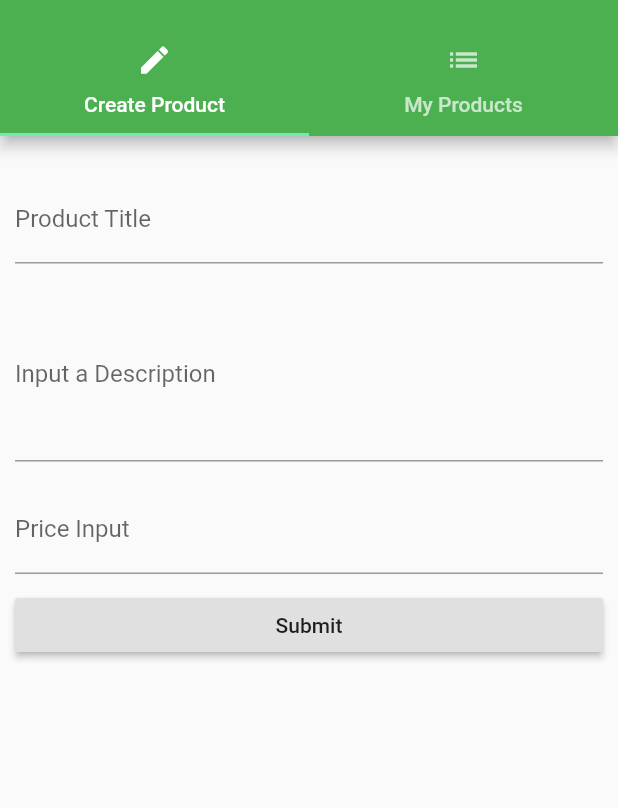
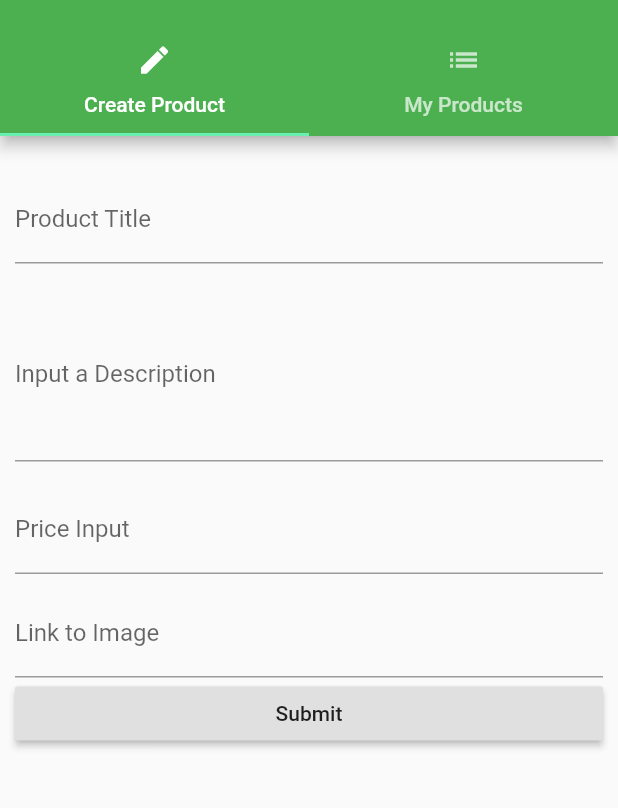
Before and after one commit to Sigkar/First_Flutter_Application, a Flutter app: the ProductAdminPage screen opened by its route, on a phone screen of 412 x 824 dp, the part 59-867 px from its top. Run offline on Flutter 3.47's test engine with Material 2 defaults, Android fonts, the phone set to English and light mode, and no system bars.

Commit message:
Changed the UI to not be so blocky. Changed the color choices. Made it so people can link images.

```diff
--- a/lib/main.dart
+++ b/lib/main.dart
@@ -34,16 +34,11 @@ class _CreateWidgetState extends State<CreateWidget> {
   @override
   Widget build(BuildContext context) {
     return MaterialApp(
-        //debugShowMaterialGrid: true,
-        //Theme Data can be set here.
         theme: ThemeData(
           primarySwatch: Colors.green,
           accentColor: Colors.greenAccent,
         ),
-        // Scaffold is the basic home application
-        //home: AuthPage(),
         routes: {
-          //generates named routes
           '/': (BuildContext context) =>
               AuthPage(),
           '/discovery': (BuildContext context) => DiscoveryPage(_products),
--- a/lib/products/product_create.dart
+++ b/lib/products/product_create.dart
@@ -16,6 +16,7 @@ class _ProductCreatePageState extends State<ProductCreatePage> {
   String _ttlVal = "";
   String _dscVal = "";
   double _prcVal = 0.0;
+  String _link = "";
   @override
   Widget build(BuildContext context) {
     return Container(
@@ -55,21 +56,22 @@ class _ProductCreatePageState extends State<ProductCreatePage> {
             onChanged: (String price) {
               setState(() {
                 _prcVal = double.parse(price);
-              }); // SetState
-            }, // On Changed Function (String Input)
-          ), // Text Field
-            /* Can also do this :)
-             *  onPressed: () {
-              final product = {
-                'title': _ttlVal,
-                'description': _dscVal,
-                'price': _prcVal
-              };
-              widget.addProduct(product);
+              });
             },
-             */
+          ),
           SizedBox(
             height: 10.0
+          ),
+          TextField(
+            keyboardType: TextInputType.number,
+            decoration: InputDecoration(
+              labelText: 'Link to Image',
+            ),
+            onChanged: (String link) {
+              setState(() {
+                _link = link;
+              });
+            },
           ),
           RaisedButton(
             child: Text("Submit"),
@@ -78,7 +80,7 @@ class _ProductCreatePageState extends State<ProductCreatePage> {
                 'title': _ttlVal,
                 'description': _dscVal,
                 'price': _prcVal,
-                'image': 'https://picsum.photos/500/300/?image=967'
+                'image': _link,
               };
               widget.addProduct(product);
               Navigator.pushReplacementNamed(context, "/discovery");
```
Also changed, not shown: lib/pages/discovery.dart (+10 -19 lines), lib/products/products.dart (+6 -21 lines).
